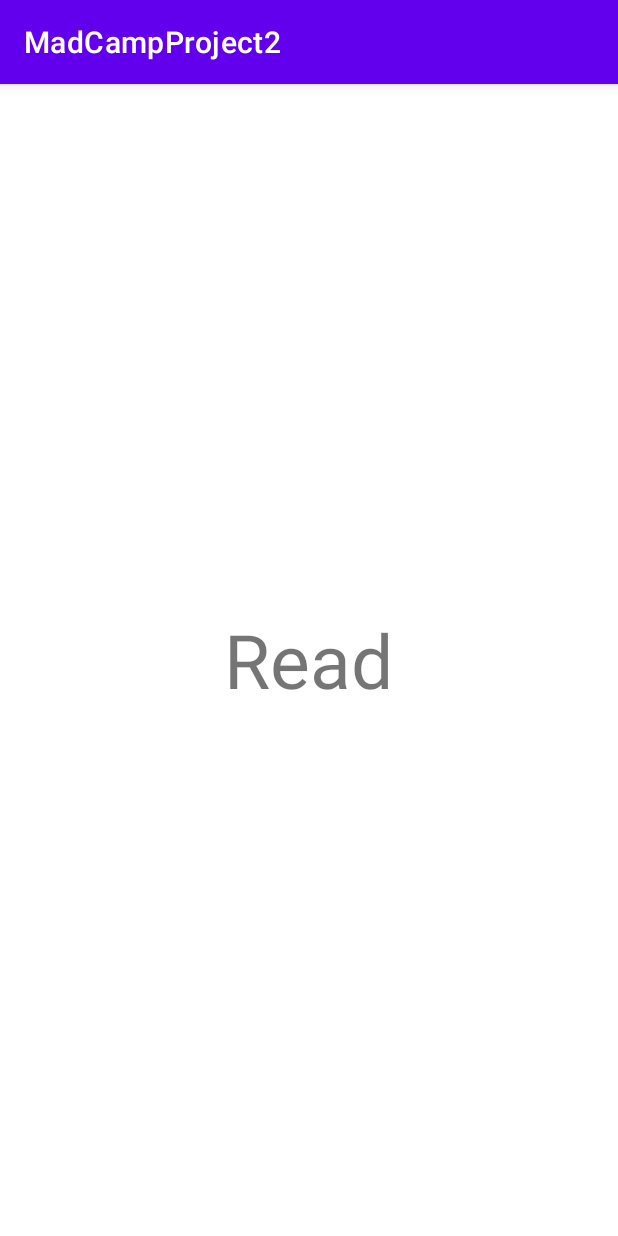
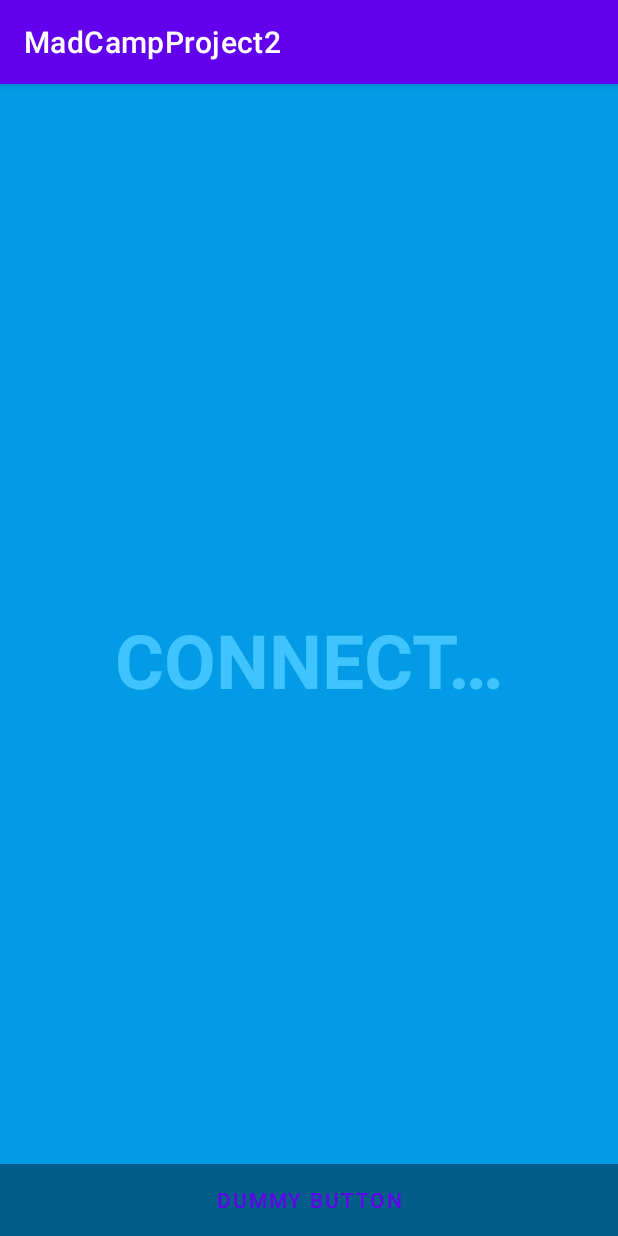
Before and after one commit to khg0343/MadCampProject2, an Android app: the NFCReadActivity screen opened directly, with no data from a screen before it, on a phone screen of 412 x 824 dp. Run offline under Robolectric (Android 15) with nearby library versions, the phone set to English and light mode, and no system bars.

```diff
--- a/app/src/main/java/com/example/madcampproject2/NFCWriteActivity.java
+++ b/app/src/main/java/com/example/madcampproject2/NFCWriteActivity.java
@@ -27,7 +27,7 @@ public class NFCWriteActivity extends AppCompatActivity {
         setContentView(R.layout.activity_nfc_write);
 
         nfcAdapter = NfcAdapter.getDefaultAdapter(this);
-        nfcPendingIntent = PendingIntent.getActivity(this, 0, new Intent(this, LoginActivity.class).addFlags(Intent.FLAG_ACTIVITY_SINGLE_TOP), 0);
+        nfcPendingIntent = PendingIntent.getActivity(this, 0, new Intent(this, ResultActivity.class).addFlags(Intent.FLAG_ACTIVITY_SINGLE_TOP), 0);
 
     }
 
--- a/app/src/main/res/layout/activity_nfc_read.xml
+++ b/app/src/main/res/layout/activity_nfc_read.xml
@@ -1,18 +1,51 @@
 <?xml version="1.0" encoding="utf-8"?>
-<RelativeLayout
-    xmlns:android="http://schemas.android.com/apk/res/android"
-    xmlns:app="http://schemas.android.com/apk/res-auto"
+<FrameLayout xmlns:android="http://schemas.android.com/apk/res/android"
     xmlns:tools="http://schemas.android.com/tools"
     android:layout_width="match_parent"
     android:layout_height="match_parent"
+    android:background="?attr/fullscreenBackgroundColor"
+    android:theme="@style/ThemeOverlay.MadCampProject2.FullscreenContainer"
     tools:context=".NFCReadActivity">
 
+    <!-- The primary full-screen view. This can be replaced with whatever view
+         is needed to present your content, e.g. VideoView, SurfaceView,
+         TextureView, etc. -->
     <TextView
-        android:layout_width="wrap_content"
-        android:layout_height="wrap_content"
-        android:layout_centerInParent="true"
-        android:text="Read"
-        android:textSize="50dp">
-    </TextView>
+        android:id="@+id/fullscreen_content"
+        android:layout_width="match_parent"
+        android:layout_height="match_parent"
+        android:gravity="center"
+        android:keepScreenOn="true"
+        android:text="@string/dummy_content"
+        android:textColor="?attr/fullscreenTextColor"
+        android:textSize="50sp"
+        android:textStyle="bold" />
 
-</RelativeLayout>
+    <!-- This FrameLayout insets its children based on system windows using
+         android:fitsSystemWindows. -->
+    <FrameLayout
+        android:layout_width="match_parent"
+        android:layout_height="match_parent"
+        android:fitsSystemWindows="true">
+
+        <LinearLayout
+            android:id="@+id/fullscreen_content_controls"
+            style="@style/Widget.Theme.MadCampProject2.ButtonBar.Fullscreen"
+            android:layout_width="match_parent"
+            android:layout_height="wrap_content"
+            android:layout_gravity="bottom|center_horizontal"
+            android:orientation="horizontal"
+            tools:ignore="UselessParent">
+
+            <Button
+                android:id="@+id/dummy_button"
+                style="?android:attr/buttonBarButtonStyle"
+                android:layout_width="0dp"
+                android:layout_height="wrap_content"
+                android:layout_weight="1"
+                android:text="@string/dummy_button" />
+
+        </LinearLayout>
+    </FrameLayout>
+
+</FrameLayout>
--- a/app/src/main/res/values/strings.xml
+++ b/app/src/main/res/values/strings.xml
@@ -14,4 +14,8 @@
     <string name="dummy_content">CONNECT…</string>
     <string name="title_activity_nfcwrite">FullscreenActivity</string>
     <string name="kakao_app_key">e2eac67aac6e892ec138df0eea30ed41</string>
+    <string name="enter_name">Enter name</string>
+    <string name="enter_email">Enter email</string>
+    <string name="enter_password">Enter password</string>
+    <string name="sign_up">Sign up</string>
 </resources>
--- a/app/src/main/res/values/styles.xml
+++ b/app/src/main/res/values/styles.xml
@@ -8,4 +8,5 @@
         <item name="android:background">@color/black_overlay</item>
         <item name="android:buttonBarStyle">?android:attr/buttonBarStyle</item>
     </style>
+
 </resources>
```
Also changed, not shown: app/src/main/AndroidManifest.xml (+4 -4 lines), app/src/main/java/com/example/madcampproject2/SessionCallback.java (deleted, +0 -17 lines), app/src/main/res/drawable/img_result.xml (added, +48 -0 lines), app/src/main/res/layout/activity_nfc_write.xml (+43 -10 lines), app/src/main/res/layout/dialog_login.xml (+9 -5 lines), app/src/main/res/layout/dialog_signup.xml (+19 -12 lines).
